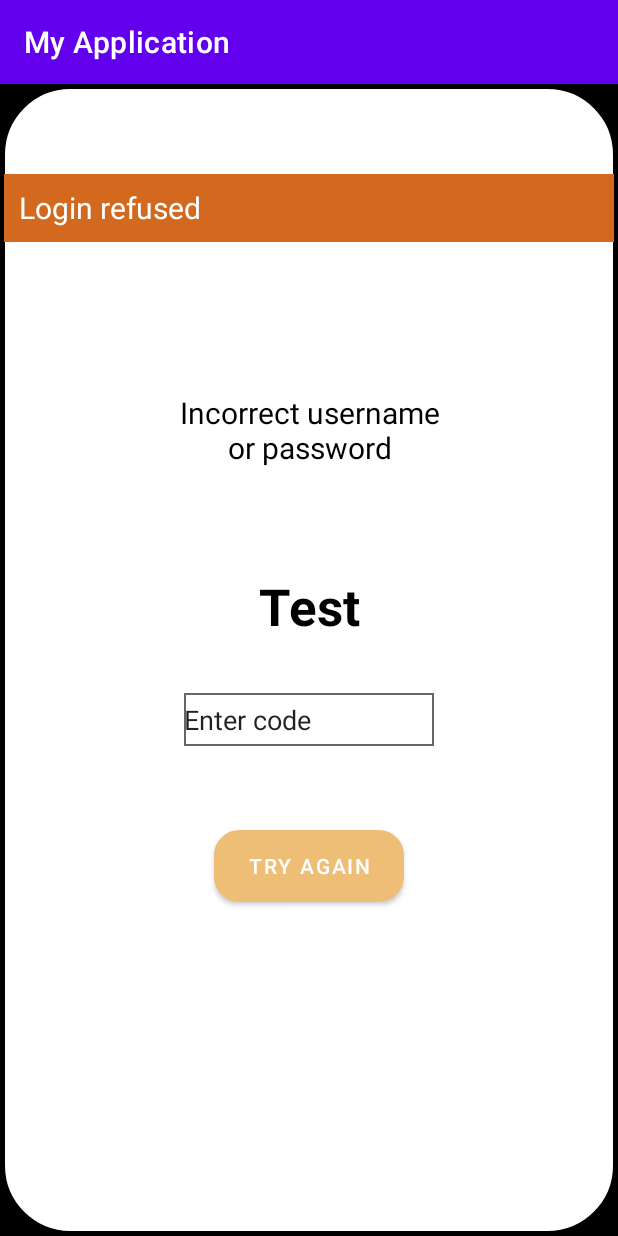
After one commit to rukavichka/SP22_Gruppe_Assmann_Kizik_Mandt_Yazici, an Android app: the RefusedLoginActivity screen opened directly, with no data from a screen before it, on a phone screen of 412 x 824 dp. The commit adds this screen. Run offline under Robolectric (Android 15) with nearby library versions, the phone set to English and light mode, and no system bars.

Commit message:
Database implemented RefusedLogin start

```diff
--- a/app/src/main/AndroidManifest.xml
+++ b/app/src/main/AndroidManifest.xml
@@ -10,6 +10,9 @@
         android:supportsRtl="true"
         android:theme="@style/Theme.MyApplication" >
         <activity
+            android:name=".RefusedLoginActivity"
+            android:exported="false" />
+        <activity
             android:name=".MainActivity"
             android:exported="true" >
             <intent-filter>
--- /dev/null
+++ b/app/src/main/java/com/example/myapplication/RefusedLoginActivity.java
@@ -0,0 +1,14 @@
+package com.example.myapplication;
+
+import androidx.appcompat.app.AppCompatActivity;
+
+import android.os.Bundle;
+
+public class RefusedLoginActivity extends AppCompatActivity {
+
+    @Override
+    protected void onCreate(Bundle savedInstanceState) {
+        super.onCreate(savedInstanceState);
+        setContentView(R.layout.activity_refused_login);
+    }
+}
--- /dev/null
+++ b/app/src/main/res/layout/activity_refused_login.xml
@@ -0,0 +1,92 @@
+<?xml version="1.0" encoding="utf-8"?>
+<LinearLayout
+    xmlns:android="http://schemas.android.com/apk/res/android"
+    xmlns:tools="http://schemas.android.com/tools"
+    xmlns:app="http://schemas.android.com/apk/res-auto"
+    android:layout_width="match_parent"
+    android:layout_height="match_parent"
+    android:background="@color/black" >
+
+    <RelativeLayout
+        android:layout_width="match_parent"
+        android:layout_height="match_parent"
+        android:layout_gravity="center"
+        android:background="@drawable/rounded_border"
+        tools:context=".MainActivity"
+        tools:ignore="MissingClass">
+
+        <TextView
+            android:id="@+id/textViewRefusedLoginHeader"
+            android:layout_width="match_parent"
+            android:layout_height="45dp"
+            android:layout_marginTop="50sp"
+            android:background="@color/orange"
+            android:fontFamily="sans-serif"
+            android:gravity="center_vertical"
+            android:paddingStart="10sp"
+            android:text="@string/login_refused"
+            android:textColor="@android:color/white"
+            android:textSize="20sp"
+            tools:ignore="RtlSymmetry" />
+
+        <EditText
+            android:id="@+id/textFieldRefusedLogin"
+            android:layout_width="match_parent"
+            android:layout_height="wrap_content"
+            android:layout_below="@+id/textViewRefusedLoginCode"
+            android:layout_marginHorizontal="120sp"
+            android:layout_marginTop="35dp"
+            android:background="@drawable/edittext_bg"
+            android:importantForAutofill="no"
+            android:inputType="text"
+            android:minHeight="35dp"
+            android:text="Enter code"
+            tools:ignore="LabelFor" />
+
+        <Button
+            android:id="@+id/buttonRefusedLogin"
+            android:layout_width="match_parent"
+            android:layout_height="wrap_content"
+            android:layout_below="@+id/textFieldRefusedLogin"
+            android:layout_marginHorizontal="140sp"
+            android:layout_marginTop="56dp"
+            android:background="@drawable/rounded_border_button"
+            android:text="Try again"
+            app:backgroundTint="@color/lightOrange" />
+
+        <TextView
+            android:id="@+id/textViewRefusedLoginCode"
+            android:layout_width="match_parent"
+            android:layout_height="wrap_content"
+            android:layout_below="@+id/textViewRefusedLoginHeader"
+            android:layout_alignParentStart="true"
+            android:layout_alignParentEnd="true"
+            android:layout_marginStart="100dp"
+            android:layout_marginTop="220dp"
+            android:layout_marginEnd="100dp"
+            android:minHeight="45dp"
+            android:text="Test"
+            android:textAlignment="center"
+            android:textColor="@color/black"
+            android:textSize="34sp"
+            android:textStyle="bold" />
+
+        <TextView
+            android:id="@+id/textViewRefusedLoginText"
+            android:layout_width="wrap_content"
+            android:layout_height="wrap_content"
+            android:layout_below="@+id/textViewRefusedLoginHeader"
+            android:layout_alignParentStart="true"
+            android:layout_alignParentEnd="true"
+            android:layout_marginStart="109dp"
+            android:layout_marginTop="100dp"
+            android:layout_marginEnd="109dp"
+            android:minHeight="50dp"
+            android:text="Incorrect username or password"
+            android:textAlignment="center"
+            android:textColor="@color/black"
+            android:textSize="20sp" />
+
+
+    </RelativeLayout>
+</LinearLayout>
--- a/app/src/main/res/values/colors.xml
+++ b/app/src/main/res/values/colors.xml
@@ -9,4 +9,5 @@
     <color name="white">#FFFFFFFF</color>
     <color name="orange">#d2691e</color>
     <color name="grey">#666666</color>
+    <color name="lightOrange">#EFBE76</color>
 </resources>
--- a/app/src/main/res/values/strings.xml
+++ b/app/src/main/res/values/strings.xml
@@ -4,4 +4,5 @@
     <string name="Password">Password</string>
     <string name="Button">Button</string>
     <string name="Name">Name</string>
+    <string name="login_refused">Login refused</string>
 </resources>
```
Also changed, not shown: app/src/main/java/com/example/myapplication/Database.java (added, +73 -0 lines), app/src/main/res/layout/activity_main.xml (+22 -19 lines).
